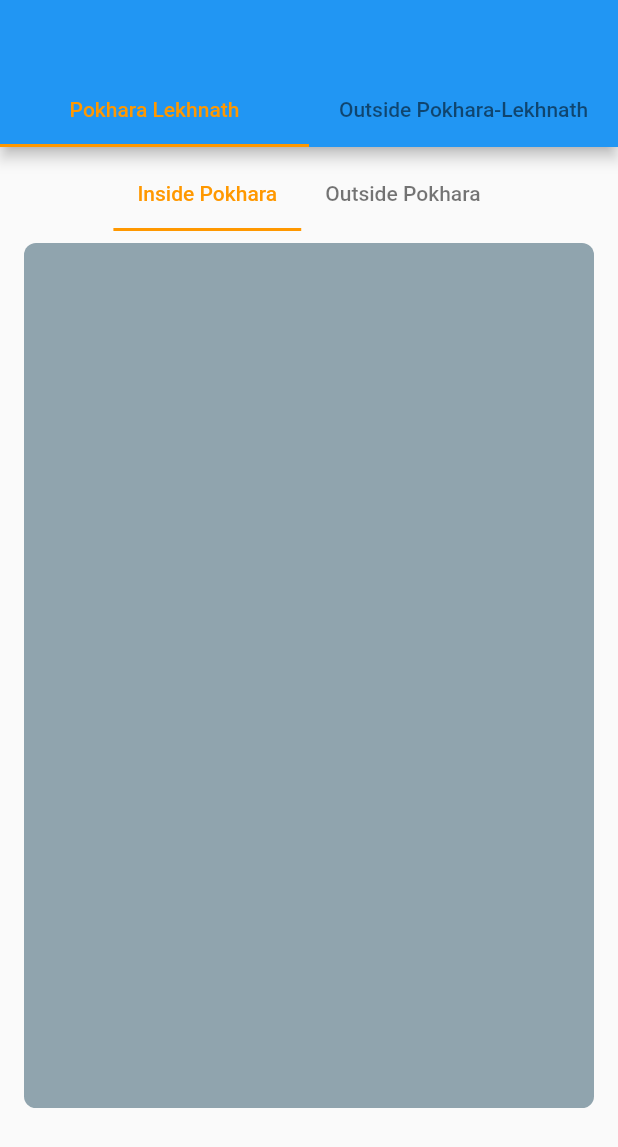
After one commit to joharputr/charts, a Flutter app: the screen it shows after launch, after a tap on "Nested Tab bar", on a phone screen of 412 x 824 dp. The commit adds this screen. Shown: the top 1147 px of the screen. Run offline on Flutter 3.47's test engine with Material 2 defaults, Android fonts, the phone set to English and light mode, and no system bars; our stand-ins replace syncfusion_flutter_charts.

Commit message:
add nested tabar

```diff
--- a/lib/main.dart
+++ b/lib/main.dart
@@ -1,4 +1,5 @@
 import 'package:charts/syncfusion_chart.dart';
+import 'package:charts/tab_bar.dart';
 import 'package:flutter/material.dart';
 import 'package:syncfusion_flutter_charts/charts.dart';
 import 'package:syncfusion_flutter_charts/sparkcharts.dart';
@@ -28,7 +29,15 @@ class MyAppState extends State<MyApp> {
                       Navigator.of(context, rootNavigator: true).push(
                           MaterialPageRoute(builder: (context) => ChartApp()));
                     },
-                    child: Text("Syncfusion Chart"))
+                    child: Text("Syncfusion Chart")),
+                FlatButton(
+                    color: Colors.red,
+                    onPressed: () {
+                      Navigator.of(context, rootNavigator: true).push(
+                          MaterialPageRoute(
+                              builder: (context) => Locationstat()));
+                    },
+                    child: Text("Nested Tab bar"))
               ],
             ),
           ),
--- /dev/null
+++ b/lib/tab_bar.dart
@@ -0,0 +1,123 @@
+import 'package:flutter/material.dart';
+
+class Locationstat extends StatefulWidget {
+  @override
+  _LocationstatState createState() => _LocationstatState();
+}
+
+class _LocationstatState extends State<Locationstat>
+    with SingleTickerProviderStateMixin {
+  TabController? _tabController;
+
+  @override
+  void initState() {
+    super.initState();
+    _tabController = new TabController(length: 2, vsync: this);
+  }
+
+  @override
+  void dispose() {
+    super.dispose();
+    _tabController?.dispose();
+  }
+
+  @override
+  Widget build(BuildContext context) {
+    return Scaffold(
+      appBar: AppBar(
+        toolbarHeight: 50,
+        automaticallyImplyLeading: false,
+        bottom: TabBar(
+            controller: _tabController,
+            indicatorColor: Colors.orange,
+            labelColor: Colors.orange,
+            unselectedLabelColor: Colors.black54,
+            tabs: <Widget>[
+              Tab(
+                text: ('Pokhara Lekhnath'),
+              ),
+              Tab(
+                text: ('Outside Pokhara-Lekhnath'),
+              ),
+            ]),
+      ),
+      body: TabBarView(
+        children: <Widget>[
+          NestedTabBar(),
+          Icon(Icons.add),
+        ],
+        controller: _tabController,
+      ),
+    );
+  }
+}
+
+class NestedTabBar extends StatefulWidget {
+  @override
+  _NestedTabBarState createState() => _NestedTabBarState();
+}
+
+class _NestedTabBarState extends State<NestedTabBar>
+    with TickerProviderStateMixin {
+  TabController? _nestedTabController;
+
+  @override
+  void initState() {
+    super.initState();
+    _nestedTabController = new TabController(length: 2, vsync: this);
+  }
+
+  @override
+  void dispose() {
+    super.dispose();
+    _nestedTabController?.dispose();
+  }
+
+  @override
+  Widget build(BuildContext context) {
+    double screenHeight = MediaQuery.of(context).size.height;
+    return Column(
+      children: <Widget>[
+        Padding(
+          padding: const EdgeInsets.all(8.0),
+          child: TabBar(
+            controller: _nestedTabController,
+            indicatorColor: Colors.orange,
+            labelColor: Colors.orange,
+            unselectedLabelColor: Colors.black54,
+            isScrollable: true,
+            tabs: <Widget>[
+              Tab(
+                text: "Inside Pokhara",
+              ),
+              Tab(
+                text: "Outside Pokhara",
+              ),
+            ],
+          ),
+        ),
+        Container(
+          height: screenHeight * 0.70,
+          margin: EdgeInsets.only(left: 16.0, right: 16.0),
+          child: TabBarView(
+            controller: _nestedTabController,
+            children: <Widget>[
+              Container(
+                decoration: BoxDecoration(
+                  borderRadius: BorderRadius.circular(8.0),
+                  color: Colors.blueGrey[300],
+                ),
+              ),
+              Container(
+                decoration: BoxDecoration(
+                  borderRadius: BorderRadius.circular(8.0),
+                  color: Colors.green[300],
+                ),
+              ),
+            ],
+          ),
+        )
+      ],
+    );
+  }
+}
```
Also changed, not shown: lib/home_top.dart (added, +97 -0 lines).
